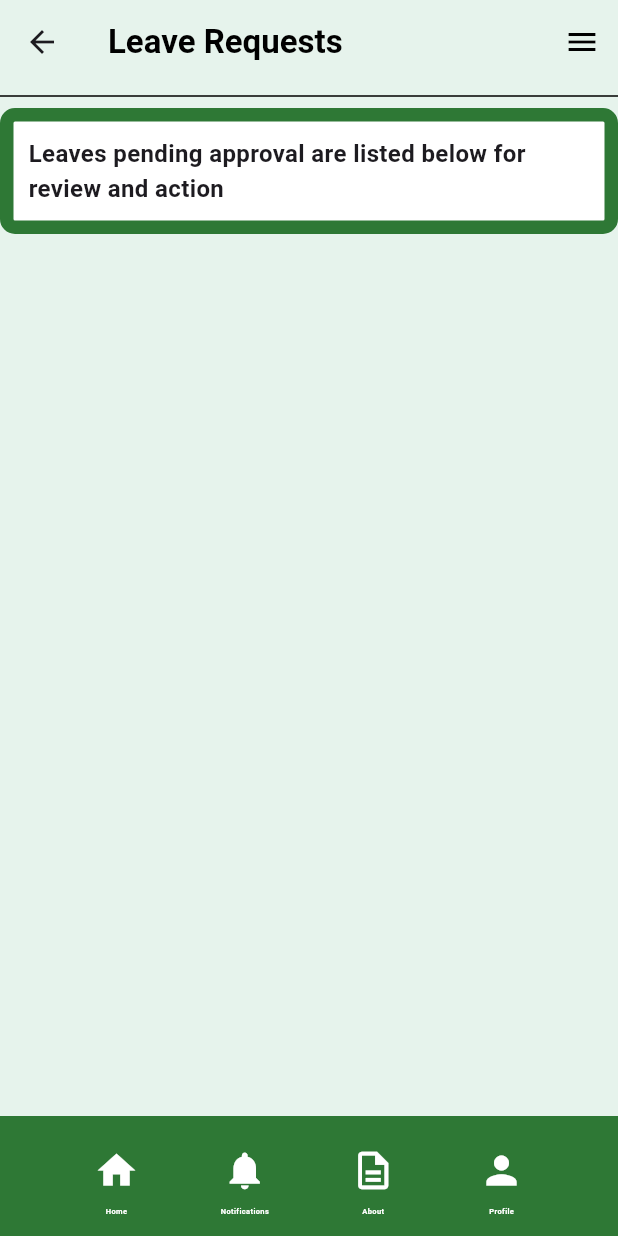
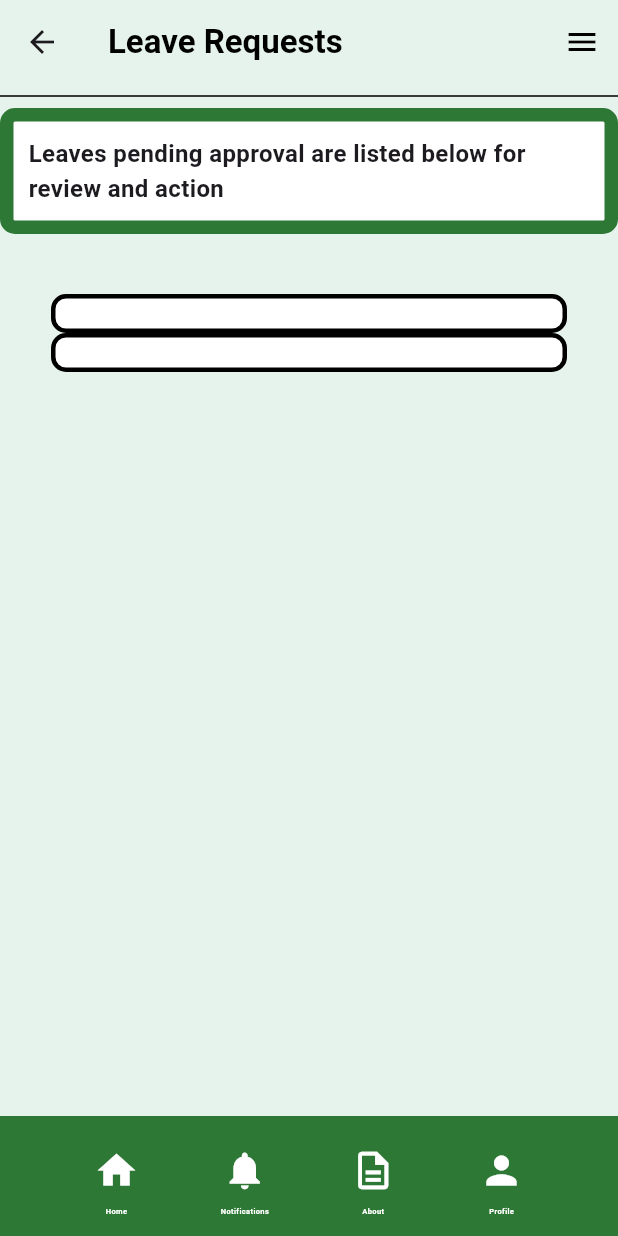
Before and after one commit to Javaria-Shabbir24/SmartWasteManagementSystem-AdminPortal, a Flutter app: the AdminManageLeaveRequests screen opened directly, on a phone screen of 412 x 824 dp. Run offline on Flutter 3.47's test engine with Material 3 defaults, Android fonts, the phone set to English and light mode, and no system bars.

Commit message:
leave request cards class added

```diff
--- a/lib/admin_manage_leave_requests.dart
+++ b/lib/admin_manage_leave_requests.dart
@@ -9,6 +9,11 @@ class AdminManageLeaveRequests extends StatefulWidget {
 }
 
 class AdminManageLeaveRequestsState extends State<AdminManageLeaveRequests> {
+  //dummy data
+  List<EmployeeLeaveRequests> requests=[
+    EmployeeLeaveRequests(1,'Mashal Pervaiz','Sick Leave Request','With due respect, I request you to grant me a leave for three days due to illness.'),
+    EmployeeLeaveRequests(22,'Faisal Shehzad','Urgent Work Leave Request','I shall be unavailable due to an urgent piece of work at home. Kindly grant me leave for a day. Regards.'),
+  ];
 
   @override
   Widget build(BuildContext context) {
@@ -67,7 +72,10 @@ class AdminManageLeaveRequestsState extends State<AdminManageLeaveRequests> {
                     child: SingleChildScrollView(
                       child: Column(
                         mainAxisAlignment: MainAxisAlignment.spaceEvenly,
-
+                        children: [
+                          for(var request in requests)
+                          leaveRequestCard(context, request),
+                        ],
                       ),
                     ),
                   )
@@ -82,18 +90,34 @@ class AdminManageLeaveRequestsState extends State<AdminManageLeaveRequests> {
     );
   }
 }
+//function to create leave requests cards
+Widget leaveRequestCard(BuildContext context, EmployeeLeaveRequests request){
+  return Container(
+    padding: EdgeInsets.all(10),
+    decoration: BoxDecoration(
+      border: Border.all(color: Colors.black,width: 3),
+      borderRadius: BorderRadius.circular(10),
+      color: Colors.white,
+    ),
+  );
+}
 
 //backend code
 //defining a class for Employee details
-class Employee{
+class EmployeeLeaveRequests{
   int employeeID=0;
-  int employeeName=0;
+  String employeeName='';
   String requestType='';
-  String summary='';
+  String leaveRequestSummary='';
+  DateTime dateOfRequest= DateTime.now(); //to track the date of leave requested
   String requestStatus='';// to maintain track of replied and unreplied leave requests
   String response='';//the response entered by admin
   //constructor
-  Employee(int iD,int capacity, int fillLevel, String assignedTo, String location, int time)
+  EmployeeLeaveRequests(int iD,String name, String type, String summary)
   {
+    employeeID=iD;
+    employeeName=name;
+    requestType=type;
+    leaveRequestSummary=summary;
   }
 }
```
